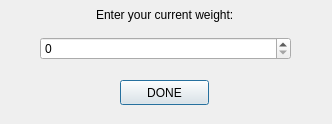
Old version of the form updateweight.ui in the repository kevinlucas23/getFit.
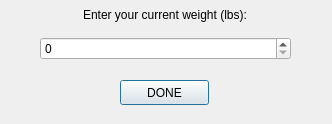
New version of the form.

Commit message: added titles to some of the dialogs and main menu

The edit to the form file:
```diff
--- a/updateweight.ui
+++ b/updateweight.ui
@@ -26,7 +26,7 @@
     <item alignment="Qt::AlignHCenter">
      <widget class="QLabel" name="label">
       <property name="text">
-       <string>Enter your current weight:</string>
+       <string>Enter your current weight (lbs):</string>
       </property>
      </widget>
     </item>
```
The commit also changes 7 other files.
